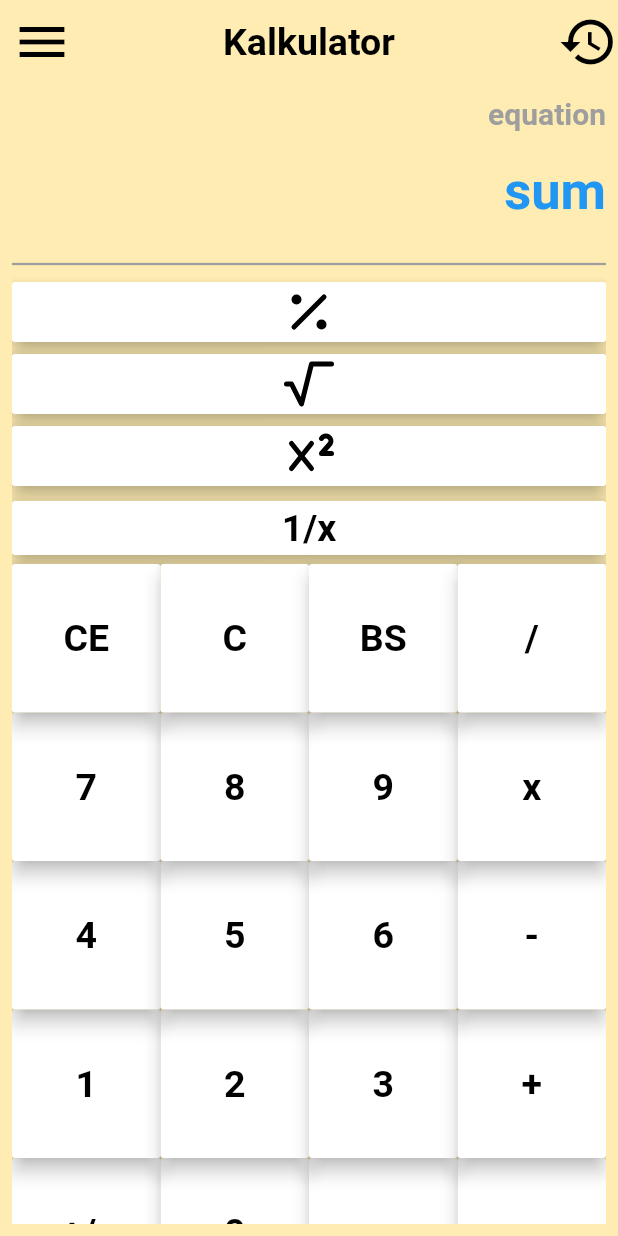
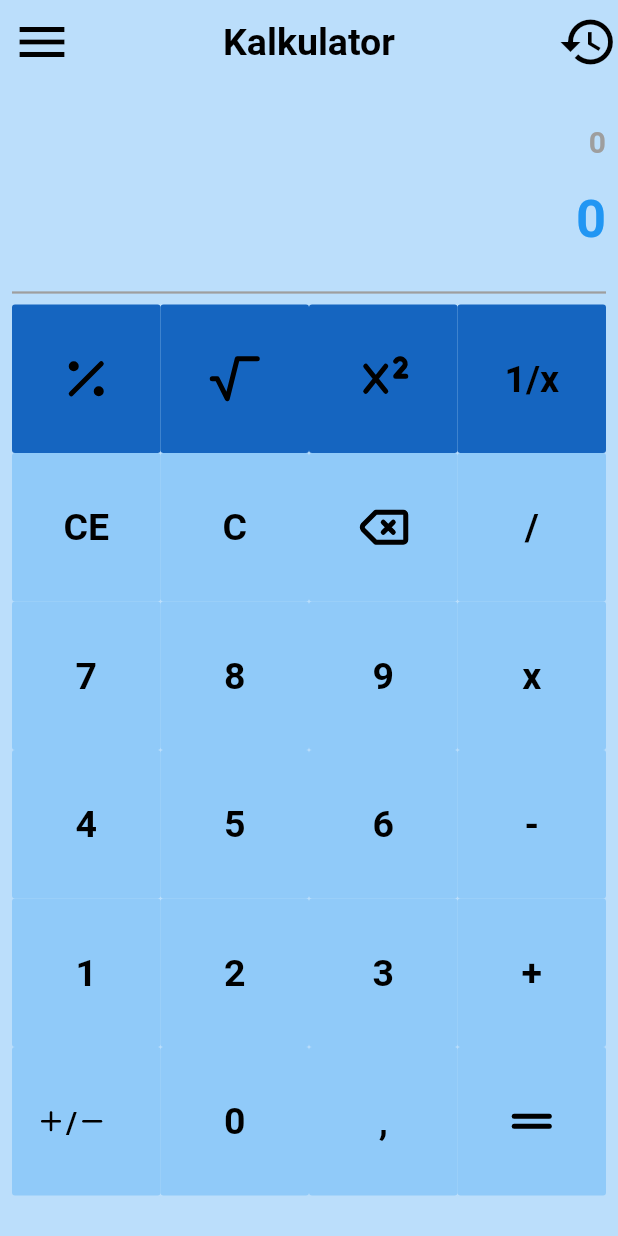
Before and after one commit to Coffeinum00/Calculator, a Flutter app: the screen it shows after launch, after a tap on an icon or button, on a phone screen of 412 x 824 dp. Run offline on Flutter 3.47's test engine with Material 2 defaults, Android fonts, the phone set to English and light mode, and no system bars; our stand-ins replace flutter_tabler_icons.

Commit message:
calc v.4

```diff
--- a/lib/screens/home.dart
+++ b/lib/screens/home.dart
@@ -2,16 +2,57 @@ import 'package:first_flutter_app/widgets/text_widget.dart';
 import 'package:flutter/material.dart';
 import 'package:flutter_tabler_icons/flutter_tabler_icons.dart';
 
-class HomePage extends StatelessWidget {
+class HomePage extends StatefulWidget {
+  // statefull żeby appka myślała i była reaktywna
   HomePage({Key? key}) : super(key: key);
 
-  String equation = 'equation';
-  String sum = 'sum';
+  @override
+  State<HomePage> createState() => _HomePageState();
+}
+
+class _HomePageState extends State<HomePage> {
+  // rozszerza homepage o stan [state]
+
+  String? equation;
+
+  String? sum;
+
+  @override
+  void initState() {
+    super.initState();
+    equation = '';
+    sum = '0';
+
+    // gdy widget się zbuduje wykona to co tu jest jako pierwsze
+  }
+
   List listButtons = [
-    '+/-',
+    Row(
+      children: [
+        const Icon(
+          TablerIcons.plus,
+          size: 20,
+          color: Colors.black,
+        ),
+        MyTextWidget(
+          size: 20,
+          color: Colors.black,
+          text: '/',
+        ),
+        const Icon(
+          TablerIcons.minus,
+          size: 20,
+          color: Colors.black,
+        ),
+      ],
+    ),
     '0',
-    '.',
-    '=',
+    ',',
+    const Icon(
+      TablerIcons.equal,
+      size: 40,
+      color: Colors.black,
+    ),
     '1',
     '2',
     '3',
@@ -26,22 +67,23 @@ class HomePage extends StatelessWidget {
     'x',
     'CE',
     'C',
-    'BS',
-    '/'
-  ];
-
-  List functionButtons = [
-    Icon(
+    const Icon(
+      TablerIcons.backspace,
+      size: 40,
+      color: Colors.black,
+    ),
+    '/',
+    const Icon(
       TablerIcons.percentage,
       size: 40,
       color: Colors.black,
     ),
-    Icon(
+    const Icon(
       TablerIcons.square_root,
       size: 40,
       color: Colors.black,
     ),
-    Icon(
+    const Icon(
       TablerIcons.superscript,
       size: 40,
       color: Colors.black,
@@ -49,10 +91,12 @@ class HomePage extends StatelessWidget {
     '1/x',
   ];
 
+  List functionButtons = [];
+
   @override
   Widget build(BuildContext context) {
     return Scaffold(
-      backgroundColor: Colors.amber[100],
+      backgroundColor: Colors.blue[100],
       appBar: AppBar(
         elevation: 0,
         backgroundColor: Colors.transparent,
@@ -116,14 +160,19 @@ class HomePage extends StatelessWidget {
                 thickness: 1.5,
                 color: Colors.grey,
               ),
-              ListView.builder(
-                  shrinkWrap: true,
-                  itemCount: 4,
-                  itemBuilder: (ctxt, index) {
-                    return myButton(functionButtons[index], () {});
-                    ;
-                  }),
-              // Row(
+              // Container(
+              //   width: 250.0,
+              //   height: 100.0,
+              //   child: ListView.builder(
+              //       scrollDirection: Axis.horizontal,
+              //       shrinkWrap: true,
+              //       itemCount: 4,
+              //       itemBuilder: (ctxt, index) {
+              //         return myButton(functionButtons[index], () {});
+              //         ;
+              //       }),
+              // ),
+              // // Row(
               //   children: [
               //     myButton('%', () {
               //       print('hola amigo');
@@ -167,7 +216,21 @@ class HomePage extends StatelessWidget {
                   gridDelegate: const SliverGridDelegateWithFixedCrossAxisCount(
                       crossAxisCount: 4),
                   itemBuilder: (contx, index) {
-                    return myButton(listButtons[index], () {});
+                    return myButton(listButtons[index], () {
+                      if (listButtons[index] is String) {
+                        // if (int.tryParse(listButtons[index]) is int) {
+                        setState(() {
+                          // możemy przypisać nową wartość do danej jednostki i odświeża appke
+                          equation = equation! + listButtons[index];
+                          // wykrzyknik żeby upewnić się, że nie jest nullem
+                        });
+                        // }
+
+                      }
+                    },
+                        index >= listButtons.length - 4
+                            ? Colors.blue[800]
+                            : null);
                   })
             ],
           ),
@@ -179,10 +242,14 @@ class HomePage extends StatelessWidget {
   Widget myButton(
     buttonConntent,
     function,
+    color,
   ) {
+    color = color ?? Colors.blue[200];
+    // color = color chyba  że color nie został podany to będzie white
+
     return MaterialButton(
-      elevation: 5.0,
-      color: Colors.white,
+      elevation: 0.0,
+      color: color,
       child: (buttonConntent is String)
           // jeżeli text jest Stringiem to wyświetl widget
           ? MyTextWidget(
@@ -196,3 +263,4 @@ class HomePage extends StatelessWidget {
     );
   }
 }
+// W/rst_flutter_ap( 9652): Reducing the number of considered missed Gc histogram windows from 119 to 100
```
